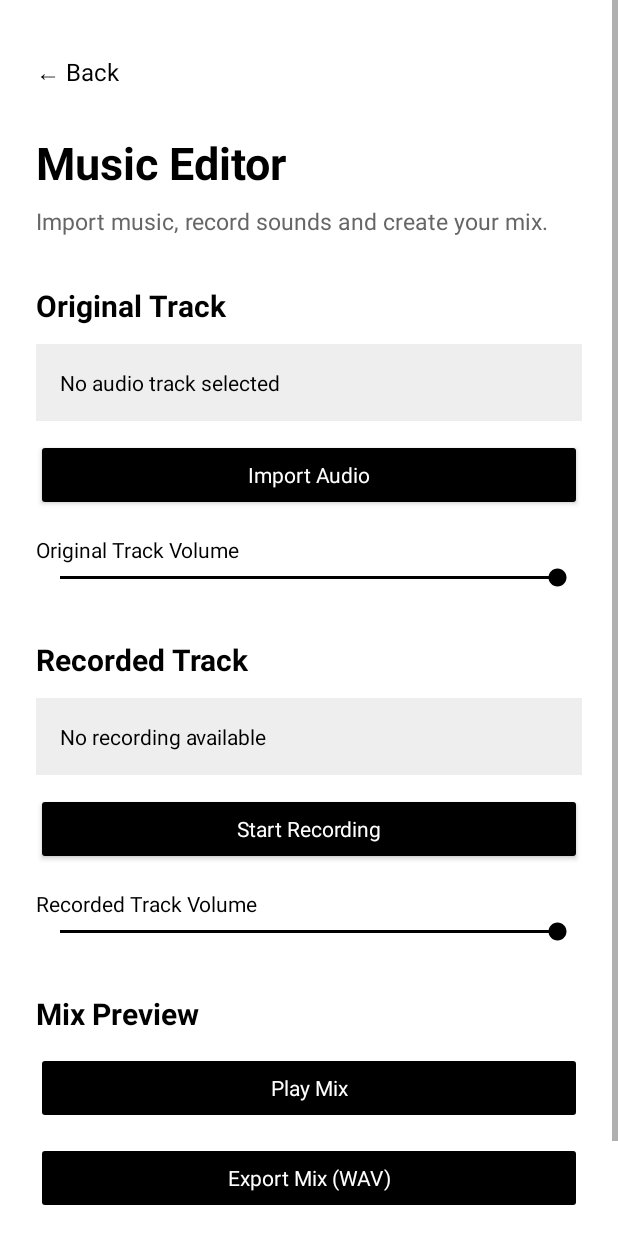
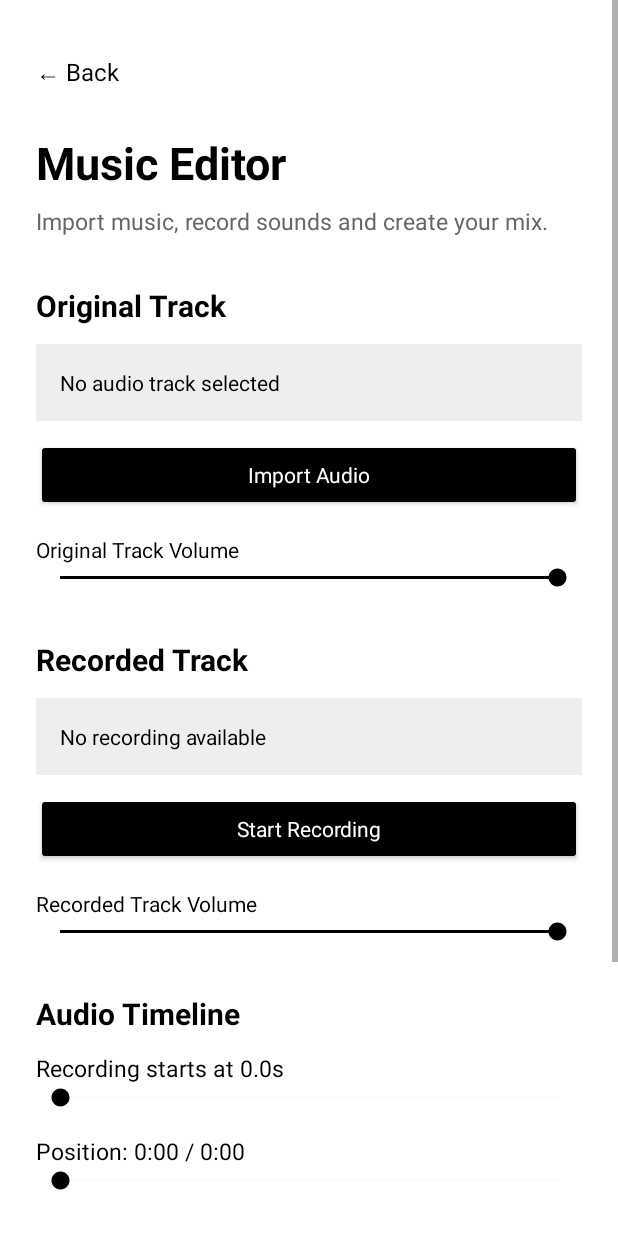
Before and after one commit to Sbnmalik/RemixHub, an Android app: the screen it shows after launch (EditorActivity), after a tap on "New Project", on a phone screen of 412 x 824 dp. Run offline under Robolectric (Android 15) with nearby library versions, the phone set to English and light mode, and no system bars.

Commit message:
Add strings

```diff
--- a/app/src/main/res/layout/activity_editor.xml
+++ b/app/src/main/res/layout/activity_editor.xml
@@ -138,6 +138,53 @@
 
         <!-- MIX PREVIEW -->
 
+<TextView
+    android:layout_width="match_parent"
+    android:layout_height="wrap_content"
+    android:layout_marginTop="32dp"
+    android:text="@string/timeline_title"
+    android:textSize="20sp"
+    android:textStyle="bold"
+    android:textColor="@color/black"/>
+
+<TextView
+    android:id="@+id/textOffset"
+    android:layout_width="match_parent"
+    android:layout_height="wrap_content"
+    android:layout_marginTop="12dp"
+    android:text="@string/recording_offset_default"
+    android:textColor="@color/black"
+    android:textSize="15sp"/>
+
+<SeekBar
+    android:id="@+id/seekRecordingOffset"
+    android:layout_width="match_parent"
+    android:layout_height="wrap_content"
+    android:max="300"
+    android:progress="0"
+    android:progressTint="@color/black"
+    android:thumbTint="@color/black"
+    android:progressBackgroundTint="@color/light_gray"/>
+
+<TextView
+    android:id="@+id/textTimelinePosition"
+    android:layout_width="match_parent"
+    android:layout_height="wrap_content"
+    android:layout_marginTop="16dp"
+    android:text="@string/timeline_position_default"
+    android:textColor="@color/black"
+    android:textSize="15sp"/>
+
+<SeekBar
+    android:id="@+id/seekTimeline"
+    android:layout_width="match_parent"
+    android:layout_height="wrap_content"
+    android:max="300"
+    android:progress="0"
+    android:progressTint="@color/black"
+    android:thumbTint="@color/black"
+    android:progressBackgroundTint="@color/light_gray"/>
+
         <TextView
             android:layout_width="match_parent"
             android:layout_height="wrap_content"
--- a/app/src/main/res/values/strings.xml
+++ b/app/src/main/res/values/strings.xml
@@ -45,4 +45,10 @@
     <string name="status_export_success">Mix exported successfully.</string>
     <string name="status_export_error">Unable to export the mix.</string>
     <string name="export_dialog_title">Save your WAV mix</string>
+
+    <string name="timeline_title">Audio Timeline</string>
+    <string name="recording_offset_default">Recording starts at 0.0s</string>
+    <string name="timeline_position_default">Position: 0:00 / 0:00</string>
+    <string name="timeline_offset_format">Recording starts at %1$.1fs</string>
+    <string name="timeline_position_format">Position: %1$s / %2$s</string>
 </resources>
```
